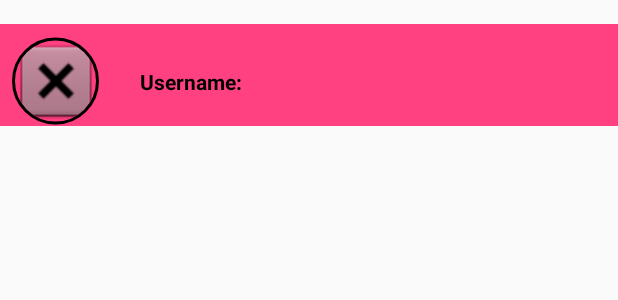
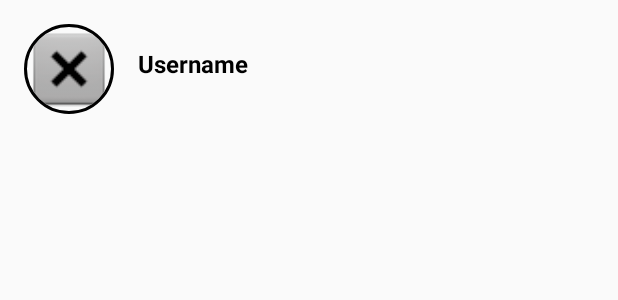
Before and after one commit to luisfergromo/Kotlin-Messenger, an Android app: the layout user_row_new_message.xml on its own in the app's theme, with its tools: preview values and no code run, on a phone screen of 412 x 824 dp. Shown: the top 300 px of the screen. Run offline under Robolectric (Android 15) with nearby library versions, the phone set to English and light mode, and no system bars.

Commit message:
Video 27m58s Finished till auto-login and reciclerView

```diff
--- a/app/src/main/res/layout/activity_new_message.xml
+++ b/app/src/main/res/layout/activity_new_message.xml
@@ -7,10 +7,10 @@
     tools:context=".NewMessageActivity">
 
     <android.support.v7.widget.RecyclerView
-        android:id="@+id/recycleView_newMessage"
+        android:id="@+id/recyclerview_newmessage"
+        app:layoutManager="android.support.v7.widget.LinearLayoutManager"
         android:layout_width="0dp"
-        android:layout_height="495dp"
-        app:layoutManager="android.support.v7.widget.LinearLayoutManager"
+        android:layout_height="0dp"
         app:layout_constraintBottom_toBottomOf="parent"
         app:layout_constraintEnd_toEndOf="parent"
         app:layout_constraintStart_toStartOf="parent"
--- a/app/src/main/res/layout/user_row_new_message.xml
+++ b/app/src/main/res/layout/user_row_new_message.xml
@@ -1,42 +1,37 @@
 <?xml version="1.0" encoding="utf-8"?>
 <android.support.constraint.ConstraintLayout xmlns:android="http://schemas.android.com/apk/res/android"
     xmlns:app="http://schemas.android.com/apk/res-auto"
-    xmlns:tools="http://schemas.android.com/tools"
     android:layout_width="match_parent"
-    android:layout_height="wrap_content"
-    android:background="@color/colorAccent"
-    android:layout_marginTop="16dp"
-    tools:layout_editor_absoluteY="81dp">
+    android:layout_height="wrap_content">
 
+    <TextView
+        android:id="@+id/username_textview_new_message"
+        android:layout_width="0dp"
+        android:layout_height="wrap_content"
+        android:layout_marginBottom="8dp"
+        android:layout_marginEnd="8dp"
+        android:layout_marginLeft="16dp"
+        android:layout_marginRight="8dp"
+        android:layout_marginStart="16dp"
+        android:text="Username"
+        android:textColor="@android:color/black"
+        android:textSize="16sp"
+        android:textStyle="bold"
+        app:layout_constraintBottom_toBottomOf="@+id/imageview_new_message"
+        app:layout_constraintEnd_toEndOf="parent"
+        app:layout_constraintStart_toEndOf="@+id/imageview_new_message"
+        app:layout_constraintTop_toTopOf="@+id/imageview_new_message" />
 
     <de.hdodenhof.circleimageview.CircleImageView
-        android:id="@+id/imageView_new_message"
-        android:layout_width="58dp"
+        android:id="@+id/imageview_new_message"
+        android:layout_width="60dp"
         android:layout_height="60dp"
-        android:layout_marginLeft="8dp"
-        android:layout_marginStart="8dp"
-        android:layout_marginTop="8dp"
+        android:layout_marginLeft="16dp"
+        android:layout_marginStart="16dp"
+        android:layout_marginTop="16dp"
         app:civ_border_width="2dp"
         app:layout_constraintStart_toStartOf="parent"
         app:layout_constraintTop_toTopOf="parent"
         app:srcCompat="@android:drawable/btn_dialog" />
 
-    <TextView
-        android:id="@+id/username_textView"
-        android:layout_width="292dp"
-        android:layout_height="wrap_content"
-        android:layout_marginBottom="8dp"
-        android:layout_marginEnd="8dp"
-        android:layout_marginLeft="8dp"
-        android:layout_marginRight="8dp"
-        android:layout_marginStart="8dp"
-        android:layout_marginTop="8dp"
-        android:text="@string/username"
-        android:textColor="@android:color/black"
-        android:textStyle="bold"
-        app:layout_constraintBottom_toBottomOf="@+id/imageView_new_message"
-        app:layout_constraintEnd_toEndOf="parent"
-        app:layout_constraintStart_toEndOf="@+id/imageView_new_message"
-        app:layout_constraintTop_toTopOf="@+id/imageView_new_message" />
-
 </android.support.constraint.ConstraintLayout>
```
Also changed, not shown: app/src/main/java/me/luisfergromo/kotlinmessenger/NewMessageActivity.kt (+5 -20 lines).
